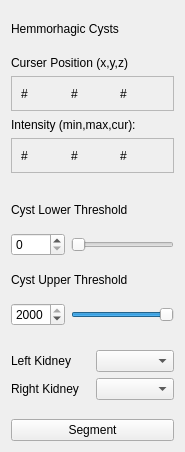
Old version of the form tools/cystLabel_tool/cystLabel_widget.ui in the repository collinli2353/SmartClick.
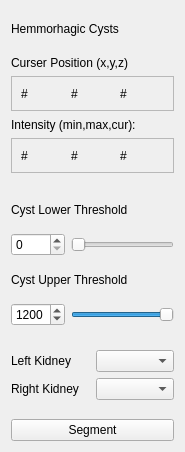
New version of the form.

Commit message: slider value changed, segment button COMPLETE

Diff of the .ui file:
```diff
--- a/tools/cystLabel_tool/cystLabel_widget.ui
+++ b/tools/cystLabel_tool/cystLabel_widget.ui
@@ -225,10 +225,10 @@
      <item>
       <widget class="QSpinBox" name="upperThresh_spinBox">
        <property name="maximum">
-        <number>2000</number>
+        <number>1500</number>
        </property>
        <property name="value">
-        <number>2000</number>
+        <number>1200</number>
        </property>
       </widget>
      </item>
```
Left out of the diff: 6 changed lines with no effect on the pictures. The commit also changes 2 other files.
